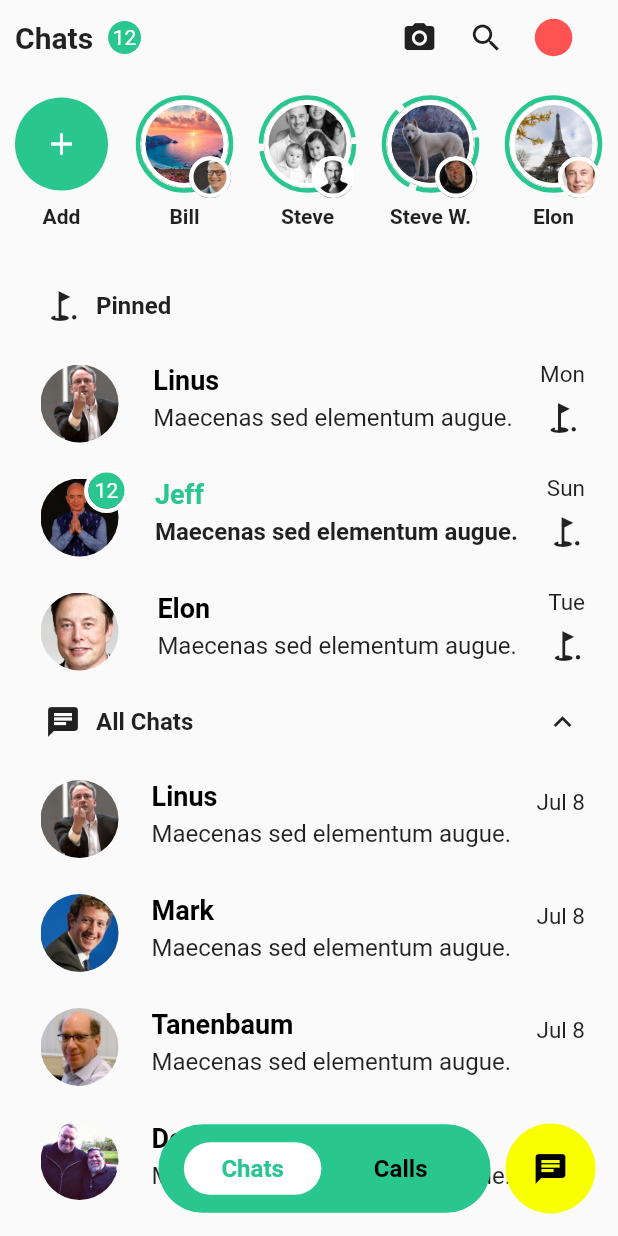
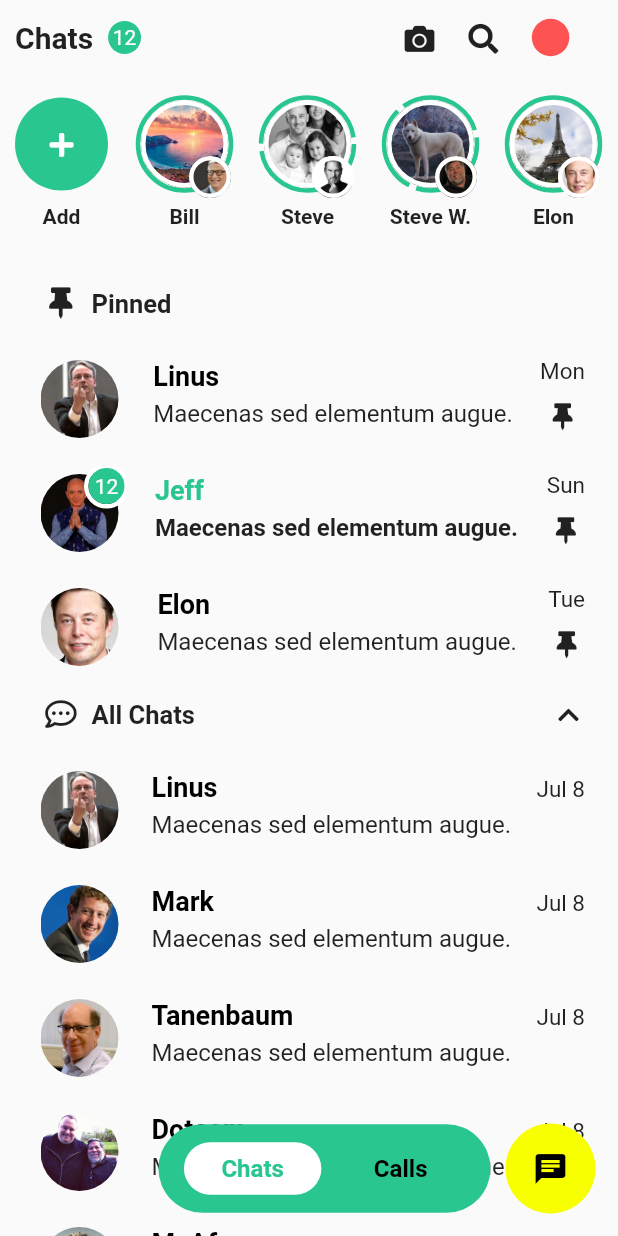
Before and after one commit to feMoraes0/whatsapp-redesign-ui, a Flutter app: the screen it shows after launch, on a phone screen of 412 x 824 dp. Run offline on Flutter 3.47's test engine with Material 2 defaults, Android fonts, the phone set to English and light mode, and no system bars; drawn by our look-alikes of dotted_border; our stand-ins replace font_awesome_flutter, google_fonts.

Commit message:
Added font awesome as default icons

```diff
--- a/lib/components/conversation.dart
+++ b/lib/components/conversation.dart
@@ -1,10 +1,15 @@
 import 'dart:convert';
 
 import "package:flutter/material.dart";
+import 'package:font_awesome_flutter/font_awesome_flutter.dart';
 import 'package:google_fonts/google_fonts.dart';
 
 class Conversation extends StatelessWidget {
-  Widget headerList({@required String text, @required IconData icon, bool collapse = false}) {
+  Widget headerList({
+    @required String text,
+    @required IconData icon,
+    bool collapse = false,
+  }) {
     return Padding(
       padding: const EdgeInsets.fromLTRB(
         15.0,
@@ -16,6 +21,8 @@ class Conversation extends StatelessWidget {
         mainAxisAlignment: MainAxisAlignment.spaceBetween,
         children: <Widget>[
           Row(
+            mainAxisAlignment: MainAxisAlignment.start,
+            crossAxisAlignment: CrossAxisAlignment.center,
             children: <Widget>[
               Padding(
                 padding: const EdgeInsets.symmetric(
@@ -23,25 +30,34 @@ class Conversation extends StatelessWidget {
                 ),
                 child: Icon(
                   icon,
+                  size: 21.0,
                 ),
               ),
               Text(
                 text,
                 style: GoogleFonts.istokWeb(
-                  fontSize: 16.0,
+                  fontSize: 17.0,
                   fontWeight: FontWeight.w600,
                 ),
               ),
             ],
           ),
-          (collapse) ? Icon(Icons.keyboard_arrow_up, size: 24.0,) : Container(),
+          (collapse)
+              ? Icon(
+                  FontAwesomeIcons.chevronUp,
+                  size: 16.0,
+                )
+              : Container(),
         ],
       ),
     );
   }
 
-  Widget listConversation(
-      {@required Map element, @required ThemeData theme, bool pinned = false}) {
+  Widget listConversation({
+    @required Map element,
+    @required ThemeData theme,
+    bool pinned = false,
+  }) {
     return Container(
       padding: const EdgeInsets.symmetric(
         vertical: 5.0,
@@ -136,7 +152,7 @@ class Conversation extends StatelessWidget {
           SizedBox(
             height: 55.0,
             child: Column(
-              mainAxisAlignment: MainAxisAlignment.spaceEvenly,
+              mainAxisAlignment: MainAxisAlignment.spaceAround,
               children: <Widget>[
                 Padding(
                   padding: const EdgeInsets.only(bottom: 5.0),
@@ -150,7 +166,8 @@ class Conversation extends StatelessWidget {
                 ),
                 (pinned)
                     ? Icon(
-                        Icons.golf_course,
+                        FontAwesomeIcons.thumbtack,
+                        size: 18.0,
                       )
                     : Container(),
               ],
@@ -180,7 +197,7 @@ class Conversation extends StatelessWidget {
     currentList.add(
       this.headerList(
         text: "Pinned",
-        icon: Icons.golf_course,
+        icon: FontAwesomeIcons.thumbtack,
       ),
     );
     for (Map element in pinned) {
@@ -193,7 +210,7 @@ class Conversation extends StatelessWidget {
     currentList.add(
       this.headerList(
         text: "All Chats",
-        icon: Icons.chat,
+        icon: FontAwesomeIcons.commentDots,
         collapse: true,
       ),
     );
--- a/lib/components/status_bar.dart
+++ b/lib/components/status_bar.dart
@@ -2,6 +2,7 @@ import 'dart:convert';
 
 import 'package:dotted_border/dotted_border.dart';
 import "package:flutter/material.dart";
+import 'package:font_awesome_flutter/font_awesome_flutter.dart';
 import 'package:google_fonts/google_fonts.dart';
 
 class StatusBar extends StatefulWidget {
@@ -27,7 +28,8 @@ class _StatusBarState extends State<StatusBar> {
               borderRadius: BorderRadius.circular(100.0),
             ),
             child: Icon(
-              Icons.add,
+              FontAwesomeIcons.plus,
+              size: 18.0,
               color: Colors.white,
             ),
           ),
--- a/lib/screens/chats.dart
+++ b/lib/screens/chats.dart
@@ -1,4 +1,5 @@
 import "package:flutter/material.dart";
+import 'package:font_awesome_flutter/font_awesome_flutter.dart';
 import 'package:google_fonts/google_fonts.dart';
 import 'package:whatsapp/components/conversation.dart';
 import 'package:whatsapp/components/status_bar.dart';
@@ -48,8 +49,8 @@ class ChatsScreen extends StatelessWidget {
               mainAxisAlignment: MainAxisAlignment.spaceEvenly,
               crossAxisAlignment: CrossAxisAlignment.center,
               children: <Widget>[
-                Icon(Icons.camera_alt),
-                Icon(Icons.search),
+                Icon(FontAwesomeIcons.camera, size: 20.0,),
+                Icon(FontAwesomeIcons.search, size: 20.0,),
                 Container(
                   width: 25.0,
                   height: 25.0,
--- a/pubspec.yaml
+++ b/pubspec.yaml
@@ -21,6 +21,7 @@ dependencies:
     sdk: flutter
   google_fonts: ^0.3.4
   dotted_border: ^1.0.4
+  font_awesome_flutter: ^8.5.0
 
   # The following adds the Cupertino Icons font to your application.
   # Use with the CupertinoIcons class for iOS style icons.
```
Also changed, not shown: pubspec.lock.
